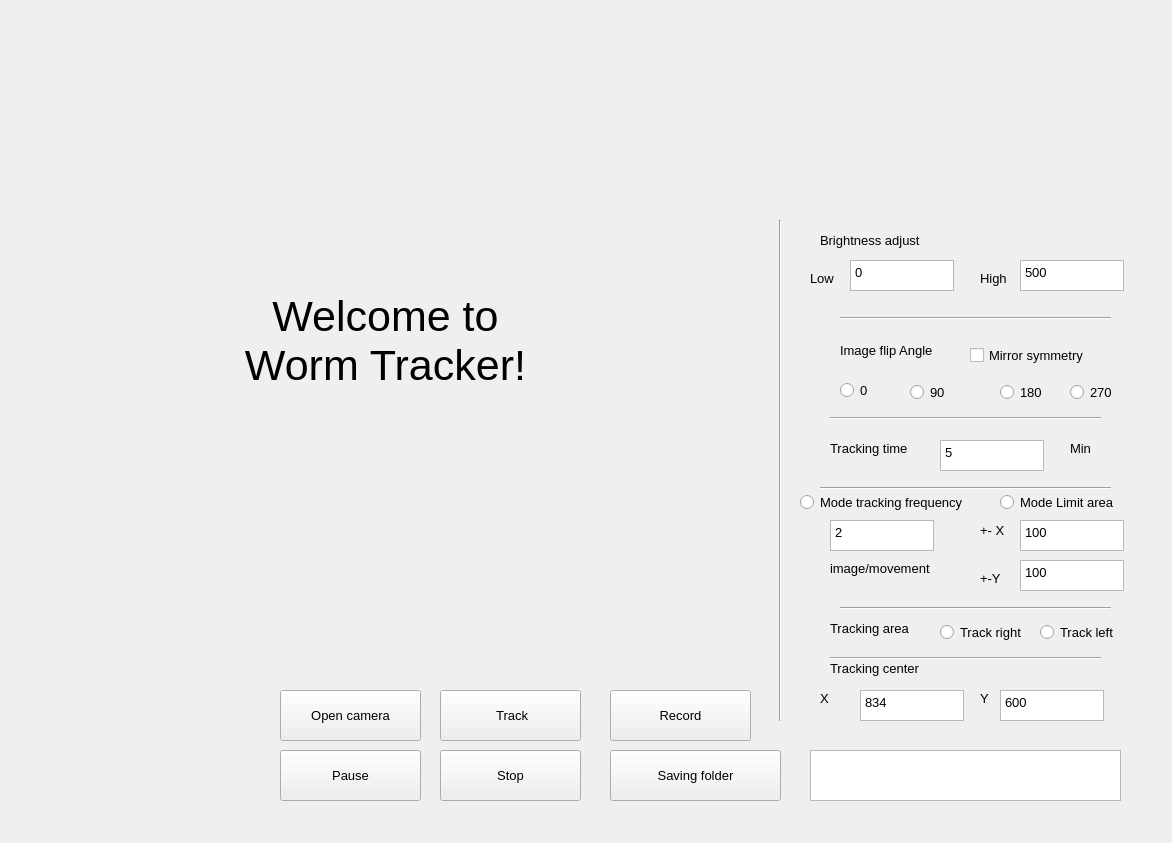
This is track.ui in qazx8855/C.elegans_tracker as Qt 5 draws it before an edit. The edited form follows.
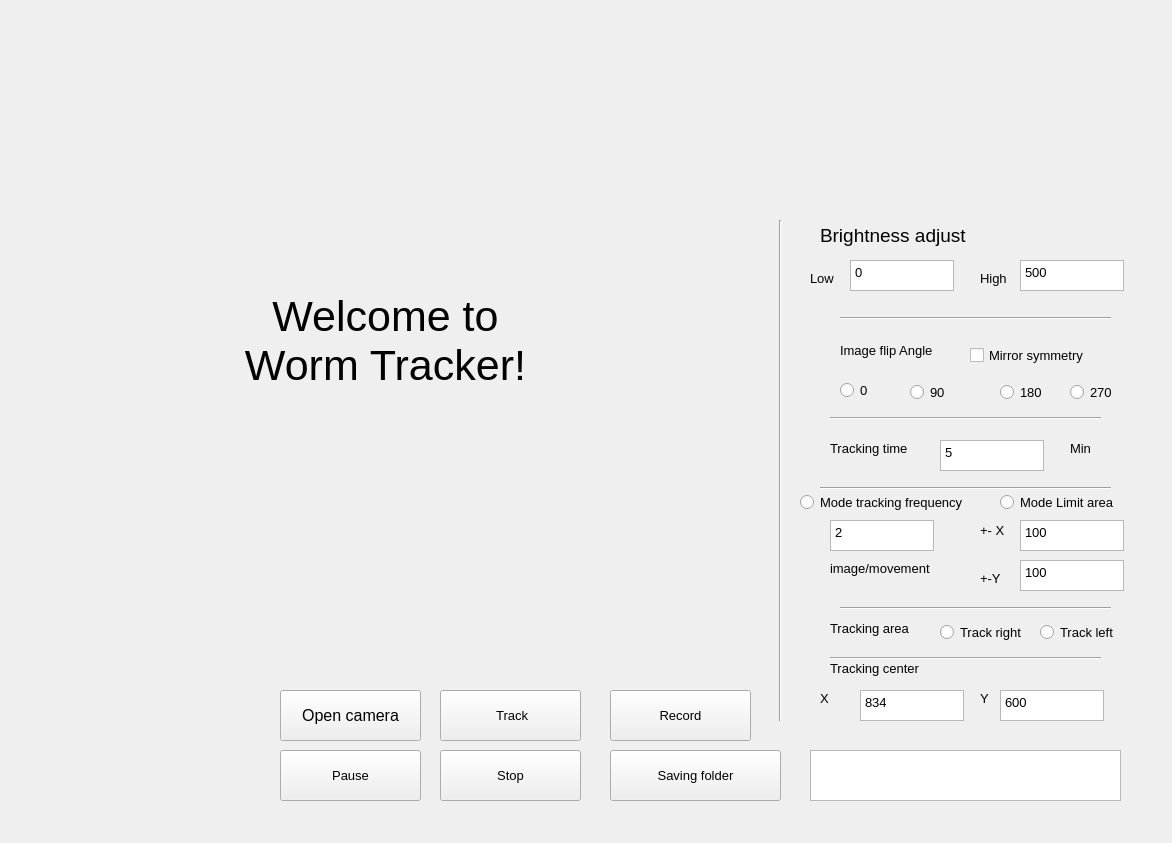
This is the edited form.

The edit to the form file:
```diff
--- a/track.ui
+++ b/track.ui
@@ -101,6 +101,11 @@
      <height>51</height>
     </rect>
    </property>
+   <property name="font">
+    <font>
+     <pointsize>12</pointsize>
+    </font>
+   </property>
    <property name="text">
     <string>Open camera</string>
    </property>
@@ -268,11 +273,16 @@
    <property name="geometry">
     <rect>
      <x>820</x>
-     <y>230</y>
-     <width>121</width>
-     <height>21</height>
+     <y>220</y>
+     <width>151</width>
+     <height>31</height>
     </rect>
    </property>
+   <property name="font">
+    <font>
+     <pointsize>14</pointsize>
+    </font>
+   </property>
    <property name="text">
     <string>Brightness adjust</string>
    </property>
```
